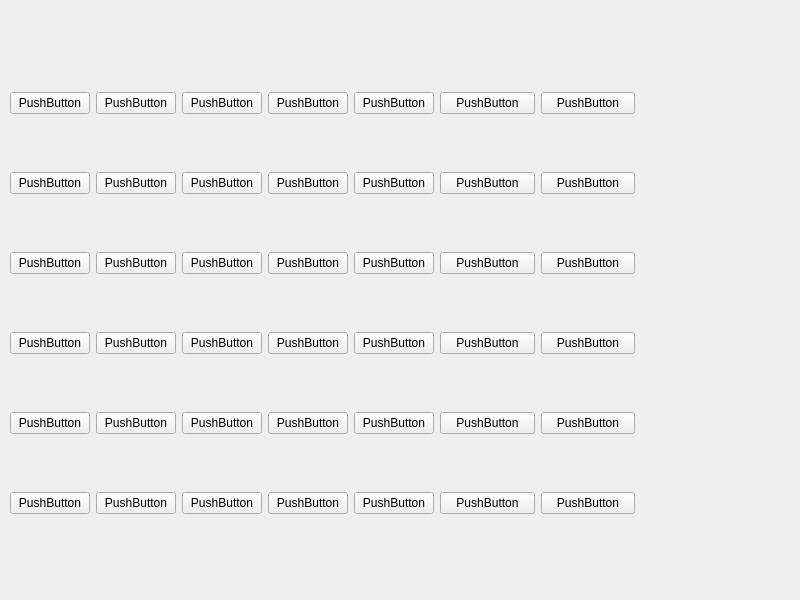
Qt form Morpion/morpion.ui (KXCARROY/ProjetCpp) before a commit.
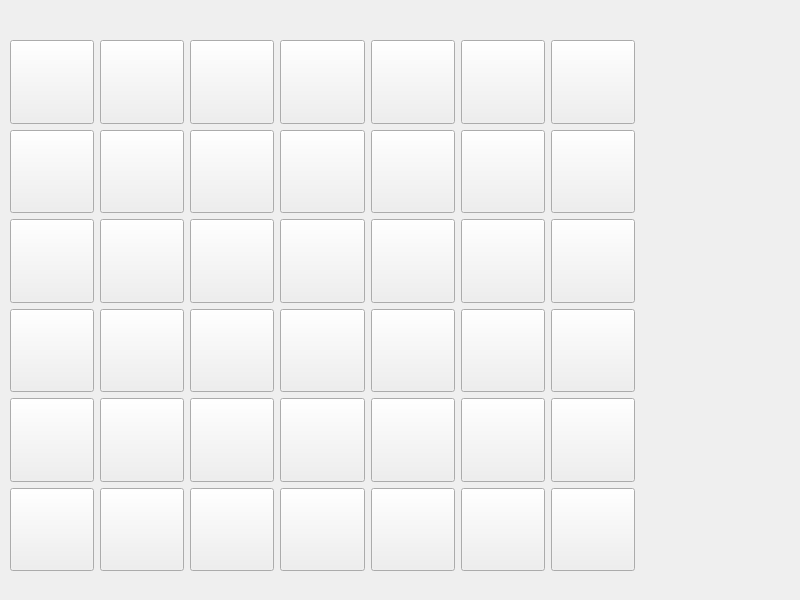
The same form after that commit.

```diff
--- a/Morpion/morpion.ui
+++ b/Morpion/morpion.ui
@@ -25,307 +25,547 @@
    <layout class="QGridLayout" name="gridLayout">
     <item row="2" column="0">
      <widget class="QPushButton" name="Button31">
+      <property name="sizePolicy">
+       <sizepolicy hsizetype="Expanding" vsizetype="Expanding">
+        <horstretch>0</horstretch>
+        <verstretch>0</verstretch>
+       </sizepolicy>
+      </property>
       <property name="text">
-       <string>PushButton</string>
+       <string/>
       </property>
      </widget>
     </item>
     <item row="0" column="2">
      <widget class="QPushButton" name="Button13">
+      <property name="sizePolicy">
+       <sizepolicy hsizetype="Expanding" vsizetype="Expanding">
+        <horstretch>0</horstretch>
+        <verstretch>0</verstretch>
+       </sizepolicy>
+      </property>
       <property name="text">
-       <string>PushButton</string>
+       <string/>
       </property>
      </widget>
     </item>
     <item row="5" column="2">
      <widget class="QPushButton" name="Button63">
+      <property name="sizePolicy">
+       <sizepolicy hsizetype="Expanding" vsizetype="Expanding">
+        <horstretch>0</horstretch>
+        <verstretch>0</verstretch>
+       </sizepolicy>
+      </property>
       <property name="text">
-       <string>PushButton</string>
+       <string/>
       </property>
      </widget>
     </item>
     <item row="4" column="2">
      <widget class="QPushButton" name="Button53">
+      <property name="sizePolicy">
+       <sizepolicy hsizetype="Expanding" vsizetype="Expanding">
+        <horstretch>0</horstretch>
+        <verstretch>0</verstretch>
+       </sizepolicy>
+      </property>
       <property name="text">
-       <string>PushButton</string>
+       <string/>
       </property>
      </widget>
     </item>
     <item row="3" column="0">
      <widget class="QPushButton" name="Button41">
+      <property name="sizePolicy">
+       <sizepolicy hsizetype="Expanding" vsizetype="Expanding">
+        <horstretch>0</horstretch>
+        <verstretch>0</verstretch>
+       </sizepolicy>
+      </property>
       <property name="text">
-       <string>PushButton</string>
+       <string/>
       </property>
      </widget>
     </item>
     <item row="0" column="3">
      <widget class="QPushButton" name="Button14">
+      <property name="sizePolicy">
+       <sizepolicy hsizetype="Expanding" vsizetype="Expanding">
+        <horstretch>0</horstretch>
+        <verstretch>0</verstretch>
+       </sizepolicy>
+      </property>
       <property name="text">
-       <string>PushButton</string>
+       <string/>
       </property>
      </widget>
     </item>
     <item row="0" column="4">
      <widget class="QPushButton" name="Button15">
+      <property name="sizePolicy">
+       <sizepolicy hsizetype="Expanding" vsizetype="Expanding">
+        <horstretch>0</horstretch>
+        <verstretch>0</verstretch>
+       </sizepolicy>
+      </property>
       <property name="text">
-       <string>PushButton</string>
+       <string/>
       </property>
      </widget>
     </item>
     <item row="1" column="0">
      <widget class="QPushButton" name="Button21">
+      <property name="sizePolicy">
+       <sizepolicy hsizetype="Expanding" vsizetype="Expanding">
+        <horstretch>0</horstretch>
+        <verstretch>0</verstretch>
+       </sizepolicy>
+      </property>
       <property name="text">
-       <string>PushButton</string>
+       <string/>
       </property>
      </widget>
     </item>
     <item row="4" column="1">
      <widget class="QPushButton" name="Button52">
+      <property name="sizePolicy">
+       <sizepolicy hsizetype="Expanding" vsizetype="Expanding">
+        <horstretch>0</horstretch>
+        <verstretch>0</verstretch>
+       </sizepolicy>
+      </property>
       <property name="text">
-       <string>PushButton</string>
+       <string/>
       </property>
      </widget>
     </item>
     <item row="5" column="1">
      <widget class="QPushButton" name="Button62">
+      <property name="sizePolicy">
+       <sizepolicy hsizetype="Expanding" vsizetype="Expanding">
+        <horstretch>0</horstretch>
+        <verstretch>0</verstretch>
+       </sizepolicy>
+      </property>
       <property name="text">
-       <string>PushButton</string>
+       <string/>
       </property>
      </widget>
     </item>
     <item row="4" column="0">
      <widget class="QPushButton" name="Button51">
+      <property name="sizePolicy">
+       <sizepolicy hsizetype="Expanding" vsizetype="Expanding">
+        <horstretch>0</horstretch>
+        <verstretch>0</verstretch>
+       </sizepolicy>
+      </property>
       <property name="text">
-       <string>PushButton</string>
+       <string/>
       </property>
      </widget>
     </item>
     <item row="1" column="1">
      <widget class="QPushButton" name="Button22">
+      <property name="sizePolicy">
+       <sizepolicy hsizetype="Expanding" vsizetype="Expanding">
+        <horstretch>0</horstretch>
+        <verstretch>0</verstretch>
+       </sizepolicy>
+      </property>
       <property name="text">
-       <string>PushButton</string>
+       <string/>
       </property>
      </widget>
     </item>
     <item row="5" column="0">
      <widget class="QPushButton" name="Button61">
+      <property name="sizePolicy">
+       <sizepolicy hsizetype="Expanding" vsizetype="Expanding">
+        <horstretch>0</horstretch>
+        <verstretch>0</verstretch>
+       </sizepolicy>
+      </property>
       <property name="text">
-       <string>PushButton</string>
+       <string/>
       </property>
      </widget>
     </item>
     <item row="1" column="2">
      <widget class="QPushButton" name="Button23">
+      <property name="sizePolicy">
+       <sizepolicy hsizetype="Expanding" vsizetype="Expanding">
+        <horstretch>0</horstretch>
+        <verstretch>0</verstretch>
+       </sizepolicy>
+      </property>
       <property name="text">
-       <string>PushButton</string>
+       <string/>
       </property>
      </widget>
     </item>
     <item row="0" column="5">
      <widget class="QPushButton" name="Button16">
+      <property name="sizePolicy">
+       <sizepolicy hsizetype="Expanding" vsizetype="Expanding">
+        <horstretch>0</horstretch>
+        <verstretch>0</verstretch>
+       </sizepolicy>
+      </property>
       <property name="text">
-       <string>PushButton</string>
+       <string/>
       </property>
      </widget>
     </item>
     <item row="3" column="2">
      <widget class="QPushButton" name="Button43">
+      <property name="sizePolicy">
+       <sizepolicy hsizetype="Expanding" vsizetype="Expanding">
+        <horstretch>0</horstretch>
+        <verstretch>0</verstretch>
+       </sizepolicy>
+      </property>
       <property name="text">
-       <string>PushButton</string>
+       <string/>
       </property>
      </widget>
     </item>
     <item row="0" column="1">
      <widget class="QPushButton" name="Button12">
+      <property name="sizePolicy">
+       <sizepolicy hsizetype="Expanding" vsizetype="Expanding">
+        <horstretch>0</horstretch>
+        <verstretch>0</verstretch>
+       </sizepolicy>
+      </property>
       <property name="text">
-       <string>PushButton</string>
+       <string/>
       </property>
      </widget>
     </item>
     <item row="2" column="1">
      <widget class="QPushButton" name="Button32">
+      <property name="sizePolicy">
+       <sizepolicy hsizetype="Expanding" vsizetype="Expanding">
+        <horstretch>0</horstretch>
+        <verstretch>0</verstretch>
+       </sizepolicy>
+      </property>
       <property name="text">
-       <string>PushButton</string>
+       <string/>
       </property>
      </widget>
     </item>
     <item row="2" column="2">
      <widget class="QPushButton" name="Button33">
+      <property name="sizePolicy">
+       <sizepolicy hsizetype="Expanding" vsizetype="Expanding">
+        <horstretch>0</horstretch>
+        <verstretch>0</verstretch>
+       </sizepolicy>
+      </property>
       <property name="text">
-       <string>PushButton</string>
+       <string/>
       </property>
      </widget>
     </item>
     <item row="3" column="1">
      <widget class="QPushButton" name="Button42">
+      <property name="sizePolicy">
+       <sizepolicy hsizetype="Expanding" vsizetype="Expanding">
+        <horstretch>0</horstretch>
+        <verstretch>0</verstretch>
+       </sizepolicy>
+      </property>
       <property name="text">
-       <string>PushButton</string>
+       <string/>
       </property>
      </widget>
     </item>
     <item row="0" column="0">
      <widget class="QPushButton" name="Button11">
+      <property name="sizePolicy">
+       <sizepolicy hsizetype="MinimumExpanding" vsizetype="MinimumExpanding">
+        <horstretch>0</horstretch>
+        <verstretch>0</verstretch>
+       </sizepolicy>
+      </property>
       <property name="text">
-       <string>PushButton</string>
+       <string/>
       </property>
      </widget>
     </item>
     <item row="0" column="6">
      <widget class="QPushButton" name="Button17">
+      <property name="sizePolicy">
+       <sizepolicy hsizetype="Expanding" vsizetype="Expanding">
+        <horstretch>0</horstretch>
+        <verstretch>0</verstretch>
+       </sizepolicy>
+      </property>
       <property name="text">
-       <string>PushButton</string>
+       <string/>
       </property>
      </widget>
     </item>
     <item row="1" column="3">
      <widget class="QPushButton" name="Button24">
+      <property name="sizePolicy">
+       <sizepolicy hsizetype="Expanding" vsizetype="Expanding">
+        <horstretch>0</horstretch>
+        <verstretch>0</verstretch>
+       </sizepolicy>
+      </property>
       <property name="text">
-       <string>PushButton</string>
+       <string/>
       </property>
      </widget>
     </item>
     <item row="2" column="3">
      <widget class="QPushButton" name="Button34">
+      <property name="sizePolicy">
+       <sizepolicy hsizetype="Expanding" vsizetype="Expanding">
+        <horstretch>0</horstretch>
+        <verstretch>0</verstretch>
+       </sizepolicy>
+      </property>
       <property name="text">
-       <string>PushButton</string>
+       <string/>
       </property>
      </widget>
     </item>
     <item row="3" column="3">
      <widget class="QPushButton" name="Button44">
+      <property name="sizePolicy">
+       <sizepolicy hsizetype="Expanding" vsizetype="Expanding">
+        <horstretch>0</horstretch>
+        <verstretch>0</verstretch>
+       </sizepolicy>
+      </property>
       <property name="text">
-       <string>PushButton</string>
+       <string/>
       </property>
      </widget>
     </item>
     <item row="4" column="3">
      <widget class="QPushButton" name="Button54">
+      <property name="sizePolicy">
+       <sizepolicy hsizetype="Expanding" vsizetype="Expanding">
+        <horstretch>0</horstretch>
+        <verstretch>0</verstretch>
+       </sizepolicy>
+      </property>
       <property name="text">
-       <string>PushButton</string>
+       <string/>
       </property>
      </widget>
     </item>
     <item row="5" column="3">
      <widget class="QPushButton" name="Button64">
+      <property name="sizePolicy">
+       <sizepolicy hsizetype="Expanding" vsizetype="Expanding">
+        <horstretch>0</horstretch>
+        <verstretch>0</verstretch>
+       </sizepolicy>
+      </property>
       <property name="text">
-       <string>PushButton</string>
+       <string/>
       </property>
      </widget>
     </item>
     <item row="1" column="4">
      <widget class="QPushButton" name="Button25">
+      <property name="sizePolicy">
+       <sizepolicy hsizetype="Expanding" vsizetype="Expanding">
+        <horstretch>0</horstretch>
+        <verstretch>0</verstretch>
+       </sizepolicy>
+      </property>
       <property name="text">
-       <string>PushButton</string>
+       <string/>
       </property>
      </widget>
     </item>
     <item row="2" column="4">
      <widget class="QPushButton" name="Button35">
+      <property name="sizePolicy">
+       <sizepolicy hsizetype="Expanding" vsizetype="Expanding">
+        <horstretch>0</horstretch>
+        <verstretch>0</verstretch>
+       </sizepolicy>
+      </property>
       <property name="text">
-       <string>PushButton</string>
+       <string/>
       </property>
      </widget>
     </item>
     <item row="3" column="4">
      <widget class="QPushButton" name="Button45">
+      <property name="sizePolicy">
+       <sizepolicy hsizetype="Expanding" vsizetype="Expanding">
+        <horstretch>0</horstretch>
+        <verstretch>0</verstretch>
+       </sizepolicy>
+      </property>
       <property name="text">
-       <string>PushButton</string>
+       <string/>
       </property>
      </widget>
     </item>
     <item row="4" column="4">
      <widget class="QPushButton" name="Button55">
+      <property name="sizePolicy">
+       <sizepolicy hsizetype="Expanding" vsizetype="Expanding">
+        <horstretch>0</horstretch>
+        <verstretch>0</verstretch>
+       </sizepolicy>
+      </property>
       <property name="text">
-       <string>PushButton</string>
+       <string/>
       </property>
      </widget>
     </item>
     <item row="5" column="4">
      <widget class="QPushButton" name="Button65">
+      <property name="sizePolicy">
+       <sizepolicy hsizetype="Expanding" vsizetype="Expanding">
+        <horstretch>0</horstretch>
+        <verstretch>0</verstretch>
+       </sizepolicy>
+      </property>
       <property name="text">
-       <string>PushButton</string>
+       <string/>
       </property>
      </widget>
     </item>
     <item row="1" column="5">
      <widget class="QPushButton" name="Button26">
+      <property name="sizePolicy">
+       <sizepolicy hsizetype="Expanding" vsizetype="Expanding">
+        <horstretch>0</horstretch>
+        <verstretch>0</verstretch>
+       </sizepolicy>
+      </property>
       <property name="text">
-       <string>PushButton</string>
+       <string/>
       </property>
      </widget>
     </item>
     <item row="2" column="5">
      <widget class="QPushButton" name="Button36">
+      <property name="sizePolicy">
+       <sizepolicy hsizetype="Expanding" vsizetype="Expanding">
+        <horstretch>0</horstretch>
+        <verstretch>0</verstretch>
+       </sizepolicy>
+      </property>
       <property name="text">
-       <string>PushButton</string>
+       <string/>
       </property>
      </widget>
     </item>
     <item row="3" column="5">
      <widget class="QPushButton" name="Button46">
+      <property name="sizePolicy">
+       <sizepolicy hsizetype="Expanding" vsizetype="Expanding">
+        <horstretch>0</horstretch>
+        <verstretch>0</verstretch>
+       </sizepolicy>
+      </property>
       <property name="text">
-       <string>PushButton</string>
+       <string/>
       </property>
      </widget>
     </item>
     <item row="4" column="5">
      <widget class="QPushButton" name="Button56">
+      <property name="sizePolicy">
+       <sizepolicy hsizetype="Expanding" vsizetype="Expanding">
+        <horstretch>0</horstretch>
+        <verstretch>0</verstretch>
+       </sizepolicy>
+      </property>
       <property name="text">
-       <string>PushButton</string>
+       <string/>
       </property>
      </widget>
     </item>
     <item row="5" column="5">
      <widget class="QPushButton" name="Button66">
       <property name="sizePolicy">
-       <sizepolicy hsizetype="Expanding" vsizetype="Fixed">
+       <sizepolicy hsizetype="Expanding" vsizetype="Expanding">
         <horstretch>0</horstretch>
         <verstretch>0</verstretch>
        </sizepolicy>
       </property>
       <property name="text">
-       <string>PushButton</string>
+       <string/>
       </property>
      </widget>
     </item>
     <item row="1" column="6">
      <widget class="QPushButton" name="Button27">
+      <property name="sizePolicy">
+       <sizepolicy hsizetype="Expanding" vsizetype="Expanding">
+        <horstretch>0</horstretch>
+        <verstretch>0</verstretch>
+       </sizepolicy>
+      </property>
       <property name="text">
-       <string>PushButton</string>
+       <string/>
       </property>
      </widget>
     </item>
     <item row="2" column="6">
      <widget class="QPushButton" name="Button37">
+      <property name="sizePolicy">
+       <sizepolicy hsizetype="Expanding" vsizetype="Expanding">
+        <horstretch>0</horstretch>
+        <verstretch>0</verstretch>
+       </sizepolicy>
+      </property>
       <property name="text">
-       <string>PushButton</string>
+       <string/>
       </property>
      </widget>
     </item>
     <item row="3" column="6">
      <widget class="QPushButton" name="Button47">
+      <property name="sizePolicy">
+       <sizepolicy hsizetype="Expanding" vsizetype="Expanding">
+        <horstretch>0</horstretch>
+        <verstretch>0</verstretch>
+       </sizepolicy>
+      </property>
       <property name="text">
-       <string>PushButton</string>
+       <string/>
       </property>
      </widget>
     </item>
     <item row="4" column="6">
      <widget class="QPushButton" name="Button57">
+      <property name="sizePolicy">
+       <sizepolicy hsizetype="Expanding" vsizetype="Expanding">
+        <horstretch>0</horstretch>
+        <verstretch>0</verstretch>
+       </sizepolicy>
+      </property>
       <property name="text">
-       <string>PushButton</string>
+       <string/>
       </property>
      </widget>
     </item>
     <item row="5" column="6">
      <widget class="QPushButton" name="Button67">
       <property name="sizePolicy">
-       <sizepolicy hsizetype="Expanding" vsizetype="Fixed">
+       <sizepolicy hsizetype="Expanding" vsizetype="Expanding">
         <horstretch>0</horstretch>
         <verstretch>0</verstretch>
        </sizepolicy>
       </property>
       <property name="text">
-       <string>PushButton</string>
+       <string/>
       </property>
      </widget>
     </item>
```
